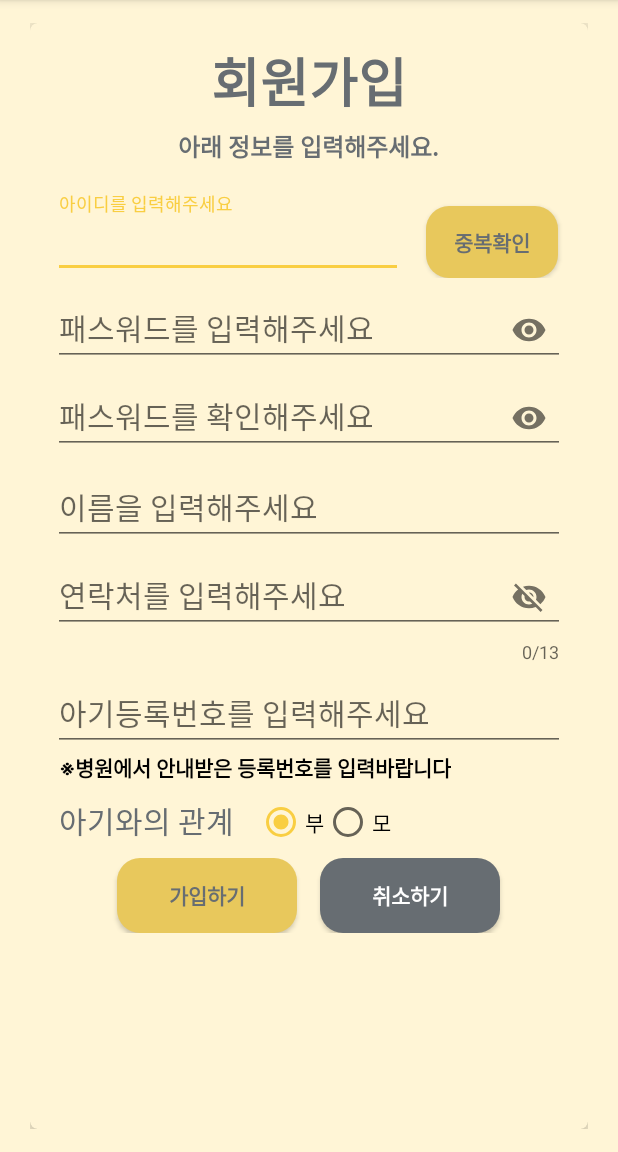
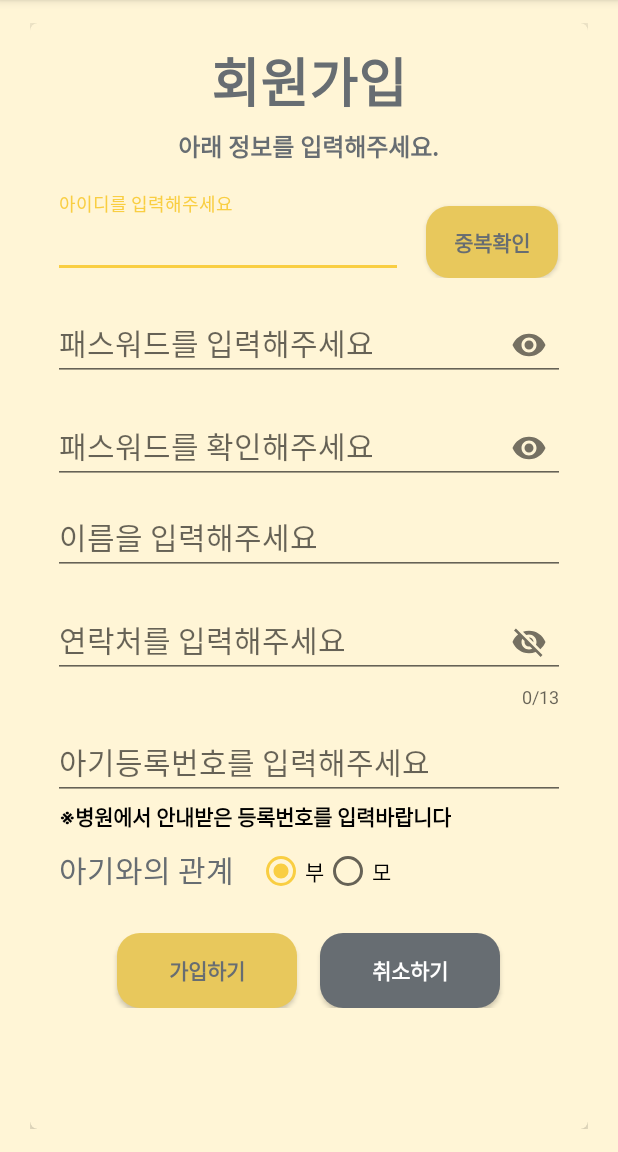
Before and after one commit to ParkSongSal/NewBabyProject, an Android app: the RegisterActivity screen opened directly, with no data from a screen before it, on a phone screen of 412 x 824 dp, the part 84-1236 px from its top. Run offline under Robolectric (Android 15) with nearby library versions, the phone set to English and light mode, and no system bars.

Commit message:
layout 해상도별 분기 처리 dimens

```diff
--- /dev/null
+++ b/app/src/main/res/drawable-xhdpi/ripple_cancel_btn.xml
@@ -0,0 +1,25 @@
+<?xml version="1.0" encoding="utf-8"?>
+<ripple xmlns:android="http://schemas.android.com/apk/res/android"
+    xmlns:tools="http://schemas.android.com/tools"
+    android:color="@color/colorAccent"
+    tools:targetApi="lollipop"> <!-- ripple effect color -->
+
+
+    <item android:id="@android:id/mask">
+        <shape android:shape="rectangle">
+            <solid android:color="@color/colorAccent" />
+            <corners android:radius="15dp" />
+        </shape>
+    </item>
+
+    <item android:id="@android:id/background">
+        <shape android:shape="rectangle">
+            <gradient
+                android:angle="90"
+                android:endColor="@color/mainTextColor"
+                android:startColor="@color/mainTextColor"
+                android:type="linear" />
+            <corners android:radius="15dp"/>
+        </shape>
+    </item>
+</ripple>
--- /dev/null
+++ b/app/src/main/res/drawable-xhdpi/ripple_ok_btn.xml
@@ -0,0 +1,25 @@
+<?xml version="1.0" encoding="utf-8"?>
+<ripple xmlns:android="http://schemas.android.com/apk/res/android"
+    xmlns:tools="http://schemas.android.com/tools"
+    android:color="@color/colorAccent"
+    tools:targetApi="lollipop"> <!-- ripple effect color -->
+
+
+    <item android:id="@android:id/mask">
+        <shape android:shape="rectangle">
+            <solid android:color="@color/colorAccent" />
+            <corners android:radius="15dp" />
+        </shape>
+    </item>
+
+    <item android:id="@android:id/background">
+        <shape android:shape="rectangle">
+            <gradient
+                android:angle="90"
+                android:endColor="@color/mainAccentColor"
+                android:startColor="@color/mainAccentColor"
+                android:type="linear" />
+            <corners android:radius="15dp"/>
+        </shape>
+    </item>
+</ripple>
--- /dev/null
+++ b/app/src/main/res/drawable-xxhdpi/ripple_cancel_btn.xml
@@ -0,0 +1,25 @@
+<?xml version="1.0" encoding="utf-8"?>
+<ripple xmlns:android="http://schemas.android.com/apk/res/android"
+    xmlns:tools="http://schemas.android.com/tools"
+    android:color="@color/colorAccent"
+    tools:targetApi="lollipop"> <!-- ripple effect color -->
+
+
+    <item android:id="@android:id/mask">
+        <shape android:shape="rectangle">
+            <solid android:color="@color/colorAccent" />
+            <corners android:radius="15dp" />
+        </shape>
+    </item>
+
+    <item android:id="@android:id/background">
+        <shape android:shape="rectangle">
+            <gradient
+                android:angle="90"
+                android:endColor="@color/mainTextColor"
+                android:startColor="@color/mainTextColor"
+                android:type="linear" />
+            <corners android:radius="15dp"/>
+        </shape>
+    </item>
+</ripple>
--- /dev/null
+++ b/app/src/main/res/drawable-xxhdpi/ripple_ok_btn.xml
@@ -0,0 +1,25 @@
+<?xml version="1.0" encoding="utf-8"?>
+<ripple xmlns:android="http://schemas.android.com/apk/res/android"
+    xmlns:tools="http://schemas.android.com/tools"
+    android:color="@color/colorAccent"
+    tools:targetApi="lollipop"> <!-- ripple effect color -->
+
+
+    <item android:id="@android:id/mask">
+        <shape android:shape="rectangle">
+            <solid android:color="@color/colorAccent" />
+            <corners android:radius="15dp" />
+        </shape>
+    </item>
+
+    <item android:id="@android:id/background">
+        <shape android:shape="rectangle">
+            <gradient
+                android:angle="90"
+                android:endColor="@color/mainAccentColor"
+                android:startColor="@color/mainAccentColor"
+                android:type="linear" />
+            <corners android:radius="15dp"/>
+        </shape>
+    </item>
+</ripple>
--- /dev/null
+++ b/app/src/main/res/drawable-xxxhdpi/ripple_cancel_btn.xml
@@ -0,0 +1,25 @@
+<?xml version="1.0" encoding="utf-8"?>
+<ripple xmlns:android="http://schemas.android.com/apk/res/android"
+    xmlns:tools="http://schemas.android.com/tools"
+    android:color="@color/colorAccent"
+    tools:targetApi="lollipop"> <!-- ripple effect color -->
+
+
+    <item android:id="@android:id/mask">
+        <shape android:shape="rectangle">
+            <solid android:color="@color/colorAccent" />
+            <corners android:radius="15dp" />
+        </shape>
+    </item>
+
+    <item android:id="@android:id/background">
+        <shape android:shape="rectangle">
+            <gradient
+                android:angle="90"
+                android:endColor="@color/mainTextColor"
+                android:startColor="@color/mainTextColor"
+                android:type="linear" />
+            <corners android:radius="15dp"/>
+        </shape>
+    </item>
+</ripple>
--- /dev/null
+++ b/app/src/main/res/drawable-xxxhdpi/ripple_ok_btn.xml
@@ -0,0 +1,25 @@
+<?xml version="1.0" encoding="utf-8"?>
+<ripple xmlns:android="http://schemas.android.com/apk/res/android"
+    xmlns:tools="http://schemas.android.com/tools"
+    android:color="@color/colorAccent"
+    tools:targetApi="lollipop"> <!-- ripple effect color -->
+
+
+    <item android:id="@android:id/mask">
+        <shape android:shape="rectangle">
+            <solid android:color="@color/colorAccent" />
+            <corners android:radius="15dp" />
+        </shape>
+    </item>
+
+    <item android:id="@android:id/background">
+        <shape android:shape="rectangle">
+            <gradient
+                android:angle="90"
+                android:endColor="@color/mainAccentColor"
+                android:startColor="@color/mainAccentColor"
+                android:type="linear" />
+            <corners android:radius="15dp"/>
+        </shape>
+    </item>
+</ripple>
--- a/app/src/main/res/layout/activity_login.xml
+++ b/app/src/main/res/layout/activity_login.xml
@@ -84,25 +84,18 @@
 
         </androidx.cardview.widget.CardView>
 
-        <androidx.cardview.widget.CardView
-            android:layout_width="300dp"
-            android:layout_height="50dp"
-            android:layout_gravity="center"
-            android:layout_marginTop="5dp"
-            app:cardCornerRadius="5dp"
-            app:cardElevation="10dp">
-
             <Button
                 android:id="@+id/loginBtn"
                 android:layout_width="300dp"
                 android:layout_height="50dp"
+                android:layout_gravity="center"
+                android:layout_marginTop="5dp"
                 android:text="로그인"
                 android:background="@drawable/ripple_ok_btn"
                 android:textColor="@color/mainTextColor"
                 android:textSize="24sp"
                 android:textStyle="bold"
                 android:onClick="onClick"/>
-        </androidx.cardview.widget.CardView>
 
     <LinearLayout
         android:id="@+id/ll"
--- a/app/src/main/res/layout/activity_register.xml
+++ b/app/src/main/res/layout/activity_register.xml
@@ -11,10 +11,10 @@
     <LinearLayout
         android:layout_width="match_parent"
         android:layout_height="match_parent"
-        android:layout_marginTop="15dp"
-        android:layout_marginLeft="20dp"
-        android:layout_marginRight="20dp"
-        android:layout_marginBottom="15dp"
+        android:layout_marginTop="@dimen/register_marginTop"
+        android:layout_marginLeft="@dimen/register_marginLeft"
+        android:layout_marginRight="@dimen/register_marginRight"
+        android:layout_marginBottom="@dimen/register_marginBottom"
         android:orientation="vertical">
 
 
@@ -37,10 +37,10 @@
                     android:layout_width="wrap_content"
                     android:layout_height="wrap_content"
                     android:layout_gravity="center"
-                    android:layout_marginTop="12dp"
+                    android:layout_marginTop="@dimen/register_main_txt_mt"
                     android:text="회원가입"
                     android:textColor="@color/mainTextColor"
-                    android:textSize="35dp"
+                    android:textSize="35sp"
                     android:textStyle="bold" />
 
                 <TextView
@@ -50,7 +50,7 @@
                     android:layout_marginTop="5dp"
                     android:text="아래 정보를 입력해주세요."
                     android:textColor="@color/mainTextColor"
-                    android:textSize="16dp"
+                    android:textSize="16sp"
                     android:textStyle="bold" />
 
 
@@ -58,7 +58,7 @@
                     android:layout_width="match_parent"
                     android:layout_height="wrap_content"
                     android:layout_gravity="center"
-                    android:layout_marginTop="20dp"
+                    android:layout_marginTop="@dimen/register_edit_1_mt"
                     android:orientation="horizontal">
 
                     <com.google.android.material.textfield.TextInputLayout
@@ -99,6 +99,7 @@
                     android:layout_height="wrap_content"
                     android:layout_marginLeft="15dp"
                     android:layout_marginRight="15dp"
+                    android:layout_marginTop="@dimen/register_edit_mt"
                     app:passwordToggleEnabled="true"
                     >
                 <com.google.android.material.textfield.TextInputEditText
@@ -116,6 +117,7 @@
                     android:layout_height="wrap_content"
                     android:layout_marginLeft="15dp"
                     android:layout_marginRight="15dp"
+                    android:layout_marginTop="@dimen/register_edit_mt"
                     app:passwordToggleEnabled="true"
                     >
                     <com.google.android.material.textfield.TextInputEditText
@@ -133,7 +135,7 @@
                     android:layout_width="match_parent"
                     android:layout_height="wrap_content"
                     android:layout_marginLeft="15dp"
-                    android:layout_marginTop="10dp"
+                    android:layout_marginTop="@dimen/register_edit_mt"
                     android:layout_marginRight="15dp"
                     android:hint="이름을 입력해주세요"
                     android:inputType="text"
@@ -144,6 +146,7 @@
                     android:layout_height="wrap_content"
                     android:layout_marginLeft="15dp"
                     android:layout_marginRight="15dp"
+                    android:layout_marginTop="@dimen/register_edit_mt"
                     app:counterEnabled="true"
                     app:counterMaxLength="13"
                     app:passwordToggleEnabled="true"
@@ -164,7 +167,7 @@
                     android:layout_width="match_parent"
                     android:layout_height="wrap_content"
                     android:layout_marginLeft="15dp"
-                    android:layout_marginTop="7dp"
+                    android:layout_marginTop="@dimen/register_edit_mt"
                     android:layout_marginRight="15dp"
                     android:hint="아기등록번호를 입력해주세요"
                     android:inputType="number"
@@ -182,7 +185,7 @@
                 <LinearLayout
                     android:layout_width="match_parent"
                     android:layout_height="wrap_content"
-                    android:layout_marginTop="10dp"
+                    android:layout_marginTop="@dimen/register_edit_mt"
                     android:orientation="horizontal">
 
                     <TextView
@@ -222,7 +225,7 @@
                     android:layout_width="match_parent"
                     android:layout_height="wrap_content"
                     android:layout_gravity="center"
-                    android:layout_marginTop="8dp"
+                    android:layout_marginTop="@dimen/register_btn_mt"
                     android:gravity="center"
                     android:orientation="horizontal">
 
--- /dev/null
+++ b/app/src/main/res/values-xhdpi/dimens.xml
@@ -0,0 +1,12 @@
+<?xml version="1.0" encoding="utf-8"?>
+<!--1440 x 2960 -->
+<resources>
+    <dimen name="register_marginTop">15dp</dimen>
+    <dimen name="register_marginLeft">20dp</dimen>
+    <dimen name="register_marginRight">20dp</dimen>
+    <dimen name="register_marginBottom">15dp</dimen>
+    <dimen name="register_main_txt_mt">12dp</dimen>
+    <dimen name="register_edit_1_mt">20dp</dimen>
+    <dimen name="register_edit_mt">10dp</dimen>
+    <dimen name="register_btn_mt">25dp</dimen>
+</resources>
--- /dev/null
+++ b/app/src/main/res/values-xxhdpi/dimens.xml
@@ -0,0 +1,12 @@
+<?xml version="1.0" encoding="utf-8"?>
+<!--1440 x 2960 -->
+<resources>
+    <dimen name="register_marginTop">15dp</dimen>
+    <dimen name="register_marginLeft">20dp</dimen>
+    <dimen name="register_marginRight">20dp</dimen>
+    <dimen name="register_marginBottom">15dp</dimen>
+    <dimen name="register_main_txt_mt">12dp</dimen>
+    <dimen name="register_edit_1_mt">20dp</dimen>
+    <dimen name="register_edit_mt">10dp</dimen>
+    <dimen name="register_btn_mt">25dp</dimen>
+</resources>
--- /dev/null
+++ b/app/src/main/res/values-xxxhdpi/dimens.xml
@@ -0,0 +1,12 @@
+<?xml version="1.0" encoding="utf-8"?>
+<!--1440 x 2960 -->
+<resources>
+    <dimen name="register_marginTop">15dp</dimen>
+    <dimen name="register_marginLeft">20dp</dimen>
+    <dimen name="register_marginRight">20dp</dimen>
+    <dimen name="register_marginBottom">15dp</dimen>
+    <dimen name="register_main_txt_mt">12dp</dimen>
+    <dimen name="register_edit_1_mt">20dp</dimen>
+    <dimen name="register_edit_mt">10dp</dimen>
+    <dimen name="register_btn_mt">25dp</dimen>
+</resources>
--- /dev/null
+++ b/app/src/main/res/values/dimens.xml
@@ -0,0 +1,12 @@
+<?xml version="1.0" encoding="utf-8"?>
+<!--1440 x 2960 -->
+<resources>
+    <dimen name="register_marginTop">15dp</dimen>
+    <dimen name="register_marginLeft">20dp</dimen>
+    <dimen name="register_marginRight">20dp</dimen>
+    <dimen name="register_marginBottom">15dp</dimen>
+    <dimen name="register_main_txt_mt">12dp</dimen>
+    <dimen name="register_edit_1_mt">20dp</dimen>
+    <dimen name="register_edit_mt">10dp</dimen>
+    <dimen name="register_btn_mt">25dp</dimen>
+</resources>
```
